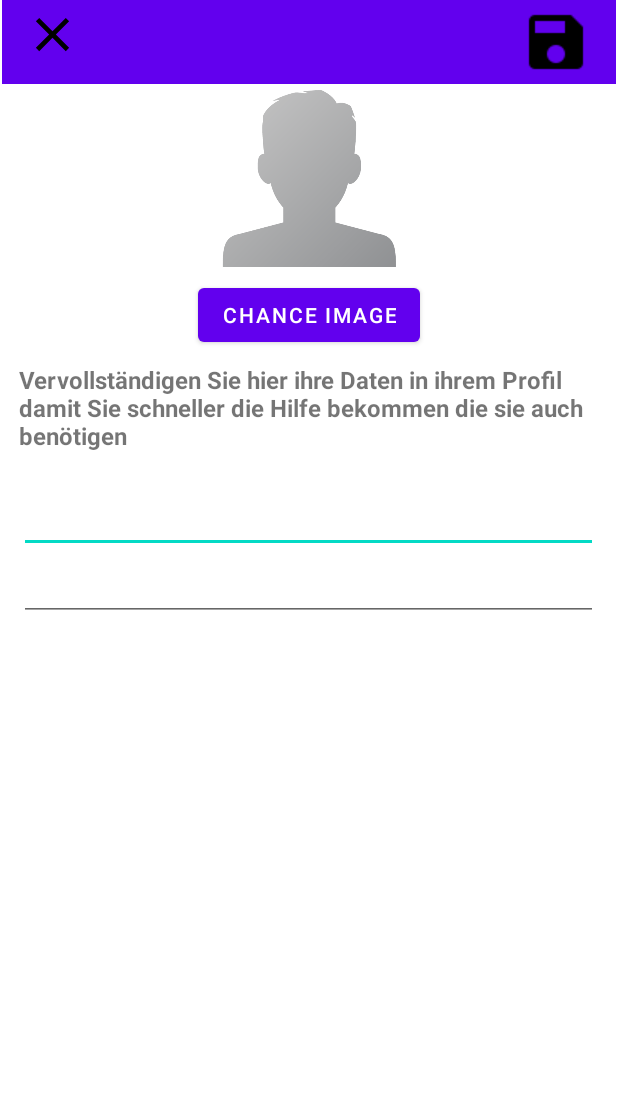
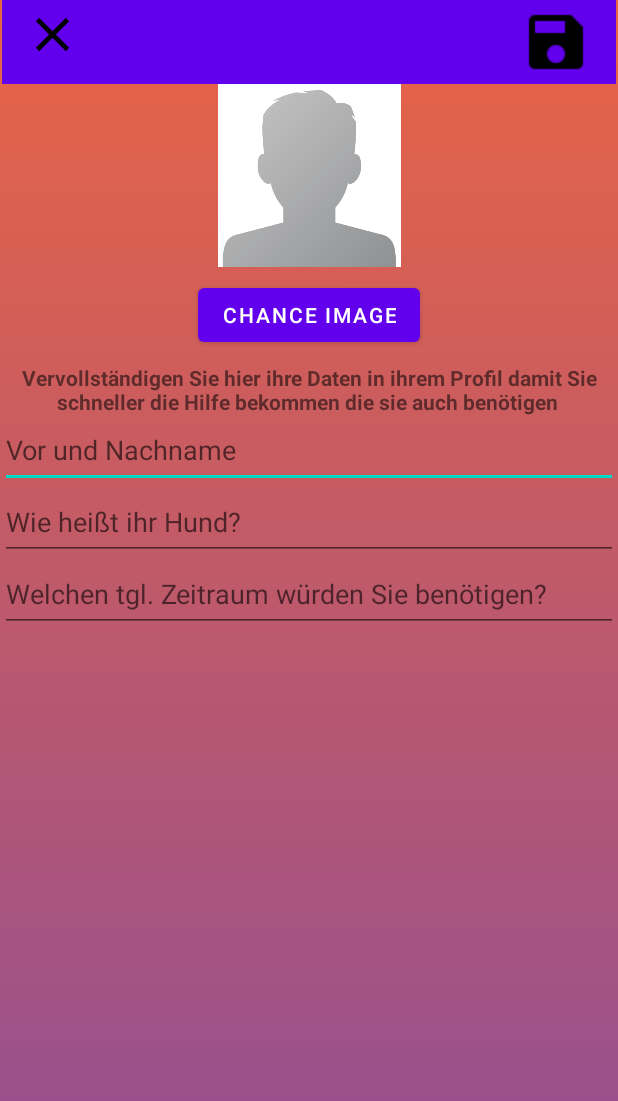
Before and after one commit to AppNewbie86/einfachtierisch, an Android app: the layout user_item_layout.xml on its own in the app's theme, with its tools: preview values and no code run, on a phone screen of 412 x 824 dp. Shown: the top 1101 px of the screen. Run offline under Robolectric (Android 15) with nearby library versions, the phone set to English and light mode, and no system bars.

Commit message:
GitReperatur gemacht2.0

```diff
--- a/app/src/main/res/layout/user_item_layout.xml
+++ b/app/src/main/res/layout/user_item_layout.xml
@@ -6,7 +6,17 @@
     android:layout_height="match_parent">
 
     <ImageView
-        android:id="@+id/imageView"
+        android:id="@+id/backgroundimage_gradient_bio"
+        android:layout_width="0dp"
+        android:layout_height="0dp"
+        app:layout_constraintBottom_toBottomOf="parent"
+        app:layout_constraintEnd_toEndOf="parent"
+        app:layout_constraintStart_toStartOf="parent"
+        app:layout_constraintTop_toTopOf="parent"
+        app:srcCompat="@drawable/bg_gradation" />
+
+    <ImageView
+        android:id="@+id/imageplaceholder"
         android:layout_width="0dp"
         android:layout_height="122dp"
         app:layout_constraintEnd_toEndOf="parent"
@@ -26,34 +36,35 @@
         app:layout_constraintTop_toTopOf="parent" />
 
     <ImageView
-        android:id="@+id/imageView3"
+        android:id="@+id/saveBtn"
         android:layout_width="wrap_content"
         android:layout_height="wrap_content"
         android:layout_marginEnd="16dp"
-        app:layout_constraintBottom_toTopOf="@+id/imageView"
+        app:layout_constraintBottom_toTopOf="@+id/imageplaceholder"
         app:layout_constraintEnd_toEndOf="@+id/materialToolbar"
         app:layout_constraintTop_toTopOf="parent"
         app:srcCompat="@drawable/save_large_icon" />
 
     <ImageView
-        android:id="@+id/imageView6"
+        android:id="@+id/closeButton"
         android:layout_width="38dp"
         android:layout_height="38dp"
         android:layout_marginStart="16dp"
         android:foregroundGravity="center_vertical"
-        app:layout_constraintBottom_toTopOf="@+id/imageView"
+        app:layout_constraintBottom_toTopOf="@+id/imageplaceholder"
         app:layout_constraintStart_toStartOf="parent"
         app:layout_constraintTop_toTopOf="@+id/materialToolbar"
         app:layout_constraintVertical_bias="0.222"
         app:srcCompat="@drawable/ic_baseline_close_24" />
 
     <TextView
-        android:id="@+id/textView6"
-        android:layout_width="386dp"
-        android:layout_height="81dp"
+        android:id="@+id/title_bio"
+        android:layout_width="0dp"
+        android:layout_height="wrap_content"
         android:layout_marginTop="8dp"
+        android:gravity="center"
         android:text="Vervollständigen Sie hier ihre Daten in ihrem Profil damit Sie schneller die Hilfe bekommen die sie auch benötigen "
-        android:textSize="16sp"
+        android:textSize="14sp"
         android:textStyle="bold"
         app:layout_constraintEnd_toEndOf="parent"
         app:layout_constraintHorizontal_bias="0.481"
@@ -65,30 +76,47 @@
         android:layout_width="wrap_content"
         android:layout_height="wrap_content"
         android:layout_marginTop="8dp"
-        android:text="Chance Image"
+        android:text="@string/chance_image"
         app:layout_constraintEnd_toEndOf="parent"
         app:layout_constraintStart_toStartOf="parent"
-        app:layout_constraintTop_toBottomOf="@+id/imageView" />
+        app:layout_constraintTop_toBottomOf="@+id/imageplaceholder" />
 
     <EditText
-        android:id="@+id/editTextTextMultiLine"
+        android:id="@+id/nameTextLine"
         android:layout_width="0dp"
         android:layout_height="wrap_content"
         android:ems="10"
         android:gravity="start|top"
+        android:hint="@string/vor_und_nachname"
         android:inputType="textMultiLine"
-        app:layout_constraintEnd_toEndOf="@+id/textView6"
-        app:layout_constraintStart_toStartOf="@+id/textView6"
-        app:layout_constraintTop_toBottomOf="@+id/textView6" />
+        android:minHeight="48dp"
+        app:layout_constraintEnd_toEndOf="@+id/title_bio"
+        app:layout_constraintStart_toStartOf="@+id/title_bio"
+        app:layout_constraintTop_toBottomOf="@+id/title_bio" />
 
     <EditText
-        android:id="@+id/editTextTextMultiLine2"
+        android:id="@+id/dogNameEditText"
         android:layout_width="0dp"
         android:layout_height="wrap_content"
         android:ems="10"
         android:gravity="start|top"
+        android:hint="@string/wie_hei_t_ihr_hund"
         android:inputType="textMultiLine"
-        app:layout_constraintEnd_toEndOf="@+id/editTextTextMultiLine"
-        app:layout_constraintStart_toStartOf="@+id/editTextTextMultiLine"
-        app:layout_constraintTop_toBottomOf="@+id/editTextTextMultiLine" />
+        android:minHeight="48dp"
+        app:layout_constraintEnd_toEndOf="@+id/nameTextLine"
+        app:layout_constraintStart_toStartOf="@+id/nameTextLine"
+        app:layout_constraintTop_toBottomOf="@+id/nameTextLine" />
+
+    <EditText
+        android:id="@+id/timeTextLine"
+        android:layout_width="0dp"
+        android:layout_height="wrap_content"
+        android:ems="10"
+        android:gravity="start|top"
+        android:hint="@string/welchen_tgl_zeitraum_w_rden_sie_ben_tigen"
+        android:inputType="textMultiLine"
+        android:minHeight="48dp"
+        app:layout_constraintEnd_toEndOf="parent"
+        app:layout_constraintStart_toStartOf="parent"
+        app:layout_constraintTop_toBottomOf="@+id/dogNameEditText" />
 </androidx.constraintlayout.widget.ConstraintLayout>
--- a/app/src/main/res/values/strings.xml
+++ b/app/src/main/res/values/strings.xml
@@ -13,4 +13,8 @@
     <string name="login">login</string>
     <string name="Register">Register</string>
     <string name="username">username</string>
+    <string name="chance_image">Chance Image</string>
+    <string name="wie_hei_t_ihr_hund">Wie heißt ihr Hund?</string>
+    <string name="vor_und_nachname">Vor und Nachname</string>
+    <string name="welchen_tgl_zeitraum_w_rden_sie_ben_tigen">Welchen tgl. Zeitraum würden Sie benötigen?</string>
 </resources>
```
